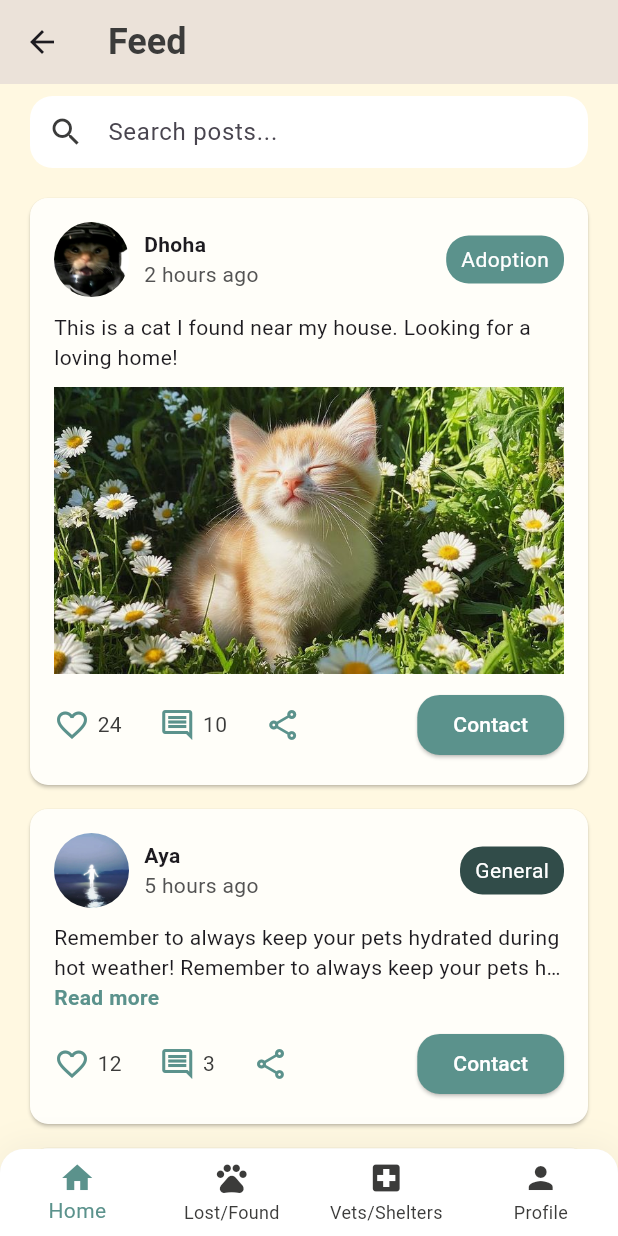
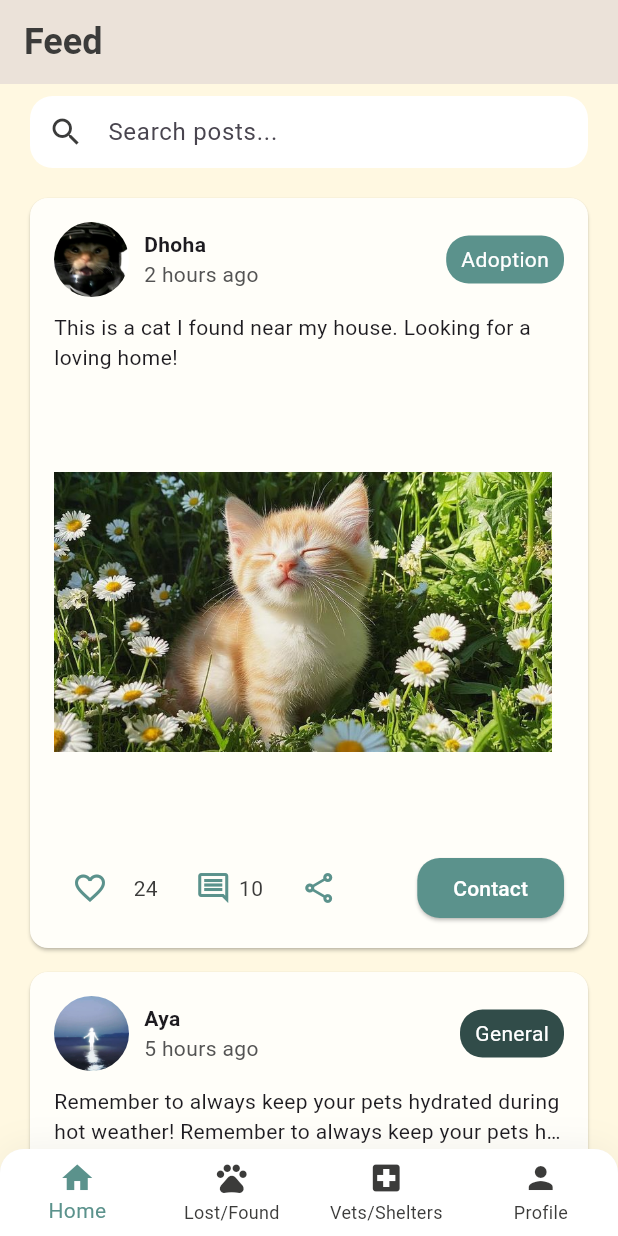
Before and after one commit to ayaaa321/Youppie-, a Flutter app: the FeedScreen screen opened directly, on a phone screen of 412 x 824 dp. Run offline on Flutter 3.47's test engine with Material 3 defaults, Android fonts, the phone set to English and light mode, and no system bars.

Commit message:
Add like button toggle and swiping images

```diff
--- a/lib/main.dart
+++ b/lib/main.dart
@@ -1,5 +1,5 @@
 import 'package:flutter/material.dart';
-import 'package:youppie/presentation/screens/home/lost_found_screen.dart';
+import 'package:youppie/presentation/screens/home/feed_screen.dart';
 
 void main() {
   runApp(const MyApp());
@@ -13,7 +13,7 @@ class MyApp extends StatelessWidget {
     return MaterialApp(
       title: 'Youppie',
       theme: ThemeData(primarySwatch: Colors.indigo),
-      home: LostFoundScreen(),
+      home: FeedScreen(),
     );
   }
 }
--- a/lib/presentation/screens/home/feed_screen.dart
+++ b/lib/presentation/screens/home/feed_screen.dart
@@ -43,7 +43,10 @@ class _FeedScreenState extends State<FeedScreen> {
                   postType: 'Adoption',
                   content:
                       'This is a cat I found near my house. Looking for a loving home!',
-                  imagePath: 'assets/images/cat.jpeg',
+                  imagePath: [
+                    'assets/images/cat.jpeg',
+                    'assets/images/golden_retriever_lost_page.jpeg',
+                  ],
                   likes: 24,
                   comments: 10,
                 ),
@@ -64,7 +67,7 @@ class _FeedScreenState extends State<FeedScreen> {
                   postType: 'Adoption',
                   content:
                       'Roborovski hamsters available for adoption. Very cute and playful!',
-                  imagePath: 'assets/images/hamsters.jpeg',
+                  imagePath: ['assets/images/hamsters.jpeg'],
                   likes: 30,
                   comments: 15,
                 ),
--- a/lib/presentation/widgets/post_card.dart
+++ b/lib/presentation/widgets/post_card.dart
@@ -1,13 +1,13 @@
 import 'package:flutter/material.dart';
 import 'package:youppie/presentation/themes/colors.dart';
 
-class PostCard extends StatelessWidget {
-  final String username; // poster's name
-  final String userProfilePic; // poster's profile picture path
-  final String timeAgo; // e.g., '2 hours ago'
-  final String postType; //Adoption, general
-  final String content; // post text content
-  final String? imagePath; // optional image
+class PostCard extends StatefulWidget {
+  final String username;
+  final String userProfilePic;
+  final String timeAgo;
+  final String postType;
+  final String content;
+  final List? imagePath;
   final int likes;
   final int comments;
 
@@ -22,10 +22,37 @@ class PostCard extends StatelessWidget {
     this.likes = 0,
     this.comments = 0,
   });
+
   static var postTypeColor = {
     'Adoption': AppColors.green,
     'General': AppColors.darkGreen,
   };
+
+  @override
+  State<PostCard> createState() => _PostCardState();
+}
+
+class _PostCardState extends State<PostCard> {
+  late int likeCount;
+  bool isLiked = false;
+
+  @override
+  void initState() {
+    super.initState();
+    likeCount = widget.likes;
+  }
+
+  void toggleLike() {
+    setState(() {
+      if (isLiked) {
+        likeCount--;
+      } else {
+        likeCount++;
+      }
+      isLiked = !isLiked;
+    });
+  }
+
   @override
   Widget build(BuildContext context) {
     return Card(
@@ -42,7 +69,7 @@ class PostCard extends StatelessWidget {
                 // Profile picture
                 ClipOval(
                   child: Image.asset(
-                    userProfilePic,
+                    widget.userProfilePic,
                     width: 50,
                     height: 50,
                     fit: BoxFit.cover, // make sure it fills the circle
@@ -53,10 +80,13 @@ class PostCard extends StatelessWidget {
                   crossAxisAlignment: CrossAxisAlignment.start,
                   children: [
                     Text(
-                      username,
+                      widget.username,
                       style: const TextStyle(fontWeight: FontWeight.bold),
                     ),
-                    Text(timeAgo, style: TextStyle(color: AppColors.grey)),
+                    Text(
+                      widget.timeAgo,
+                      style: TextStyle(color: AppColors.grey),
+                    ),
                   ],
                 ),
                 const Spacer(),
@@ -66,11 +96,13 @@ class PostCard extends StatelessWidget {
                     vertical: 6,
                   ),
                   decoration: BoxDecoration(
-                    color: postTypeColor[postType] ?? AppColors.green,
+                    color:
+                        PostCard.postTypeColor[widget.postType] ??
+                        AppColors.green,
                     borderRadius: BorderRadius.circular(15),
                   ),
                   child: Text(
-                    postType,
+                    widget.postType,
                     style: const TextStyle(color: Colors.white),
                   ),
                 ),
@@ -79,13 +111,10 @@ class PostCard extends StatelessWidget {
             const SizedBox(height: 10),
 
             // Post content
-            Text(content, maxLines: 2, overflow: TextOverflow.ellipsis),
-            if (content.length > 100) // or some other threshold
+            Text(widget.content, maxLines: 2, overflow: TextOverflow.ellipsis),
+            if (widget.content.length > 100) // or some other threshold
               GestureDetector(
-                onTap: () {
-                  // Expand the post text
-                  // You might need a StatefulWidget for this
-                },
+                onTap: () {},
                 child: const Text(
                   "Read more",
                   style: TextStyle(
@@ -96,9 +125,30 @@ class PostCard extends StatelessWidget {
               ),
 
             // Optional image
-            if (imagePath != null) ...[
+            if (widget.imagePath != null) ...[
               const SizedBox(height: 10),
-              Image.asset(imagePath!),
+              if (widget.imagePath!.length == 1)
+                Image.asset(
+                  widget.imagePath![0],
+                  width: double.infinity,
+                  height: 300,
+                  fit: BoxFit.cover,
+                ),
+              if (widget.imagePath!.length > 1)
+                SizedBox(
+                  height: 300,
+                  width: double.infinity,
+                  child: PageView.builder(
+                    scrollDirection: Axis.horizontal,
+                    itemCount: widget.imagePath!.length,
+                    itemBuilder: (context, index) {
+                      return Padding(
+                        padding: const EdgeInsets.only(right: 8.0),
+                        child: Image.asset(widget.imagePath![index]),
+                      );
+                    },
+                  ),
+                ),
             ],
 
             const SizedBox(height: 10),
@@ -106,17 +156,23 @@ class PostCard extends StatelessWidget {
             // Bottom row: likes, comments, contact
             Row(
               children: [
-                Icon(Icons.favorite_outline, color: AppColors.green),
+                IconButton(
+                  onPressed: toggleLike,
+                  icon: Icon(
+                    isLiked ? Icons.favorite : Icons.favorite_outline,
+                    color: isLiked ? AppColors.darkGreen : AppColors.green,
+                  ),
+                ),
                 const SizedBox(width: 5),
                 Text(
-                  likes.toString(), //converting the number of likes to string
+                  likeCount.toString(),
                   style: TextStyle(color: AppColors.black),
                 ),
                 const SizedBox(width: 25),
                 Icon(Icons.comment_outlined, color: AppColors.green),
                 const SizedBox(width: 5),
                 Text(
-                  comments.toString(),
+                  widget.comments.toString(),
                   style: TextStyle(color: AppColors.black),
                 ),
                 const SizedBox(width: 25),
```
